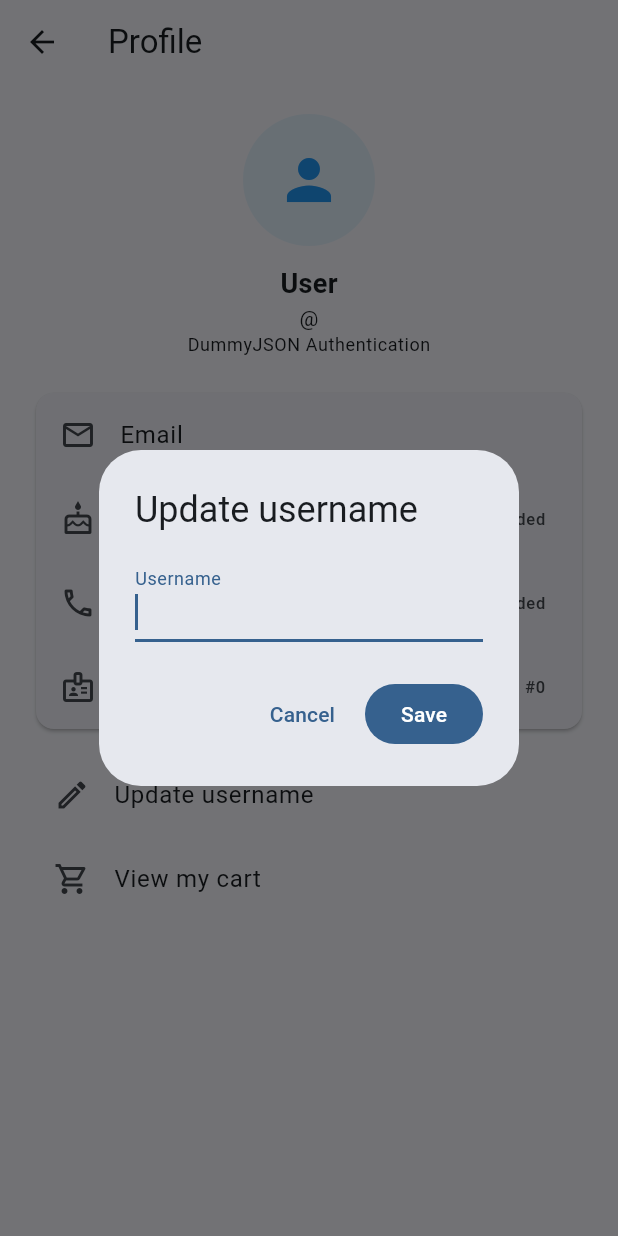
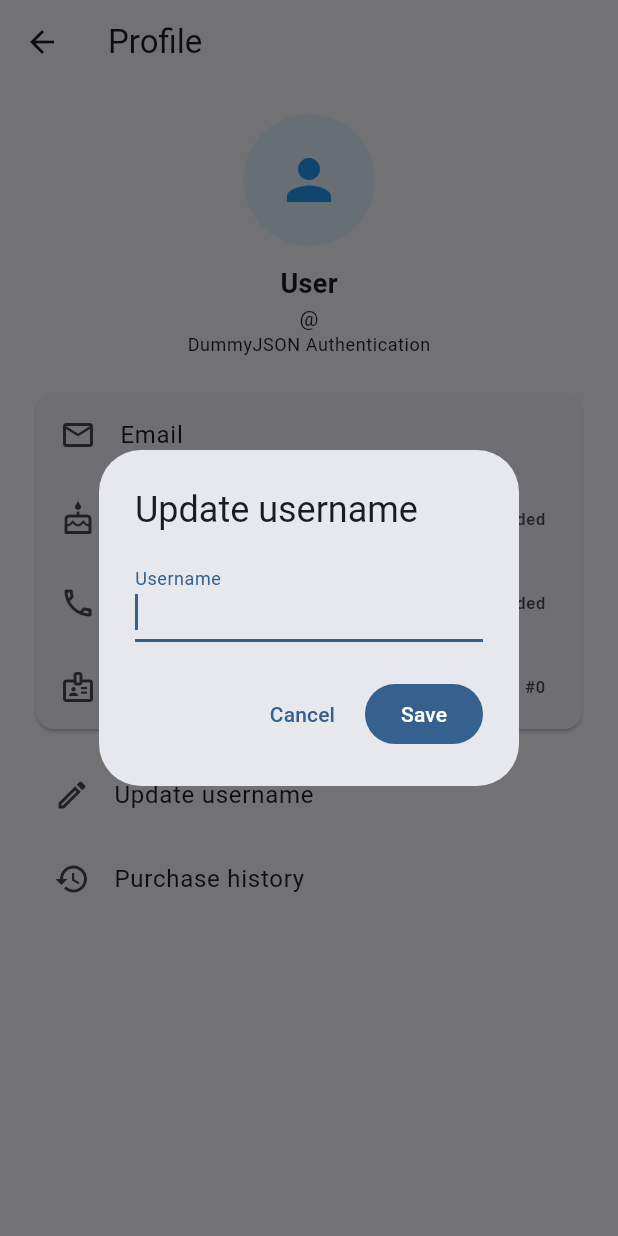
Before and after one commit to wendev27/aquino_advmobprogAY26272, a Flutter app: the ProfileScreen screen opened directly, after a tap on "Update username", on a phone screen of 412 x 824 dp. Run offline on Flutter 3.47's test engine with Material 3 defaults, Android fonts, the phone set to English and light mode, and no system bars; our stand-ins replace cloud_firestore, firebase_auth, firebase_core, flutter_dotenv, shared_preferences; accounts and stored records are empty.

Commit message:
feat: link profile to purchase history

```diff
--- a/aquino_mobile/lib/screens/profile_screen.dart
+++ b/aquino_mobile/lib/screens/profile_screen.dart
@@ -2,7 +2,6 @@ import 'package:flutter/material.dart';
 
 import '../models/user.dart';
 import '../services/user_service.dart';
-import 'cart_screen.dart';
 
 class ProfileScreen extends StatefulWidget {
   const ProfileScreen({super.key});
@@ -196,13 +195,9 @@ class _ProfileScreenState extends State<ProfileScreen> {
                     onTap: _changePassword,
                   ),
                 ListTile(
-                  leading: const Icon(Icons.shopping_cart_outlined),
-                  title: const Text('View my cart'),
-                  onTap: () => Navigator.push(
-                    context,
-                    MaterialPageRoute(
-                        builder: (_) => CartScreen(userId: user.id)),
-                  ),
+                  leading: const Icon(Icons.history),
+                  title: const Text('Purchase history'),
+                  onTap: () => Navigator.pushNamed(context, '/order-history'),
                 ),
               ],
             ),
```
